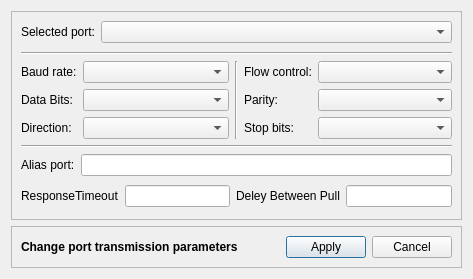
The window that port.ui (fastudio4/models) describes before a commit, drawn with Qt 5.
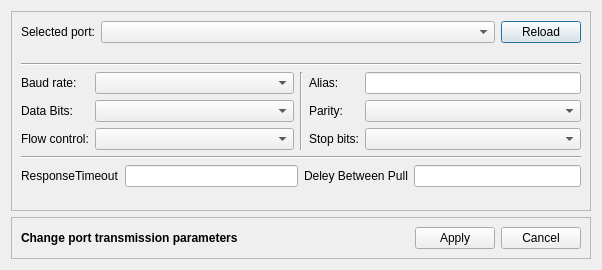
The same window after the commit.

Commit message: Add data remote

Diff of the .ui file:
```diff
--- a/port.ui
+++ b/port.ui
@@ -6,8 +6,8 @@
    <rect>
     <x>0</x>
     <y>0</y>
-    <width>473</width>
-    <height>279</height>
+    <width>602</width>
+    <height>270</height>
    </rect>
   </property>
   <property name="windowTitle">
@@ -39,7 +39,31 @@
          </widget>
         </item>
         <item row="0" column="1">
-         <widget class="QComboBox" name="cbxPort"/>
+         <layout class="QHBoxLayout" name="horizontalLayout_4">
+          <item>
+           <widget class="QComboBox" name="cbxPort">
+            <property name="sizePolicy">
+             <sizepolicy hsizetype="Minimum" vsizetype="Fixed">
+              <horstretch>0</horstretch>
+              <verstretch>0</verstretch>
+             </sizepolicy>
+            </property>
+           </widget>
+          </item>
+          <item>
+           <widget class="QPushButton" name="btnScanPort">
+            <property name="sizePolicy">
+             <sizepolicy hsizetype="Fixed" vsizetype="Fixed">
+              <horstretch>0</horstretch>
+              <verstretch>0</verstretch>
+             </sizepolicy>
+            </property>
+            <property name="text">
+             <string>Reload</string>
+            </property>
+           </widget>
+          </item>
+         </layout>
         </item>
        </layout>
       </item>
@@ -53,7 +77,7 @@
       <item>
        <layout class="QHBoxLayout" name="horizontalLayout_2">
         <item>
-         <layout class="QFormLayout" name="formLayout">
+         <layout class="QFormLayout" name="formLayout_2">
           <item row="0" column="0">
            <widget class="QLabel" name="lblBaudRate">
             <property name="text">
@@ -63,6 +87,12 @@
           </item>
           <item row="0" column="1">
            <widget class="QComboBox" name="cbxBaudRate">
+            <property name="sizePolicy">
+             <sizepolicy hsizetype="Minimum" vsizetype="Fixed">
+              <horstretch>0</horstretch>
+              <verstretch>0</verstretch>
+             </sizepolicy>
+            </property>
             <property name="currentIndex">
              <number>-1</number>
             </property>
@@ -76,17 +106,31 @@
            </widget>
           </item>
           <item row="1" column="1">
-           <widget class="QComboBox" name="cbxDataBits"/>
+           <widget class="QComboBox" name="cbxDataBits">
+            <property name="sizePolicy">
+             <sizepolicy hsizetype="Minimum" vsizetype="Fixed">
+              <horstretch>0</horstretch>
+              <verstretch>0</verstretch>
+             </sizepolicy>
+            </property>
+           </widget>
           </item>
           <item row="2" column="0">
-           <widget class="QLabel" name="lblDirection">
+           <widget class="QLabel" name="lblFlowControl">
             <property name="text">
-             <string>Direction:</string>
+             <string>Flow control:</string>
             </property>
            </widget>
           </item>
           <item row="2" column="1">
-           <widget class="QComboBox" name="cbxDirection"/>
+           <widget class="QComboBox" name="cbxFlowControl">
+            <property name="sizePolicy">
+             <sizepolicy hsizetype="Minimum" vsizetype="Fixed">
+              <horstretch>0</horstretch>
+              <verstretch>0</verstretch>
+             </sizepolicy>
+            </property>
+           </widget>
           </item>
          </layout>
         </item>
@@ -98,16 +142,23 @@
          </widget>
         </item>
         <item>
-         <layout class="QFormLayout" name="formLayout_2">
+         <layout class="QFormLayout" name="formLayout">
           <item row="0" column="0">
-           <widget class="QLabel" name="lblFlowControl">
+           <widget class="QLabel" name="lblPortAlias">
             <property name="text">
-             <string>Flow control:</string>
+             <string>Alias:</string>
             </property>
            </widget>
           </item>
           <item row="0" column="1">
-           <widget class="QComboBox" name="cbxFlowControl"/>
+           <widget class="QLineEdit" name="edtPortAlias">
+            <property name="sizePolicy">
+             <sizepolicy hsizetype="Minimum" vsizetype="Fixed">
+              <horstretch>0</horstretch>
+              <verstretch>0</verstretch>
+             </sizepolicy>
+            </property>
+           </widget>
           </item>
           <item row="1" column="0">
            <widget class="QLabel" name="lblParity">
@@ -117,7 +168,14 @@
            </widget>
           </item>
           <item row="1" column="1">
-           <widget class="QComboBox" name="cbxParity"/>
+           <widget class="QComboBox" name="cbxParity">
+            <property name="sizePolicy">
+             <sizepolicy hsizetype="Minimum" vsizetype="Fixed">
+              <horstretch>0</horstretch>
+              <verstretch>0</verstretch>
+             </sizepolicy>
+            </property>
+           </widget>
           </item>
           <item row="2" column="0">
            <widget class="QLabel" name="lblStopBits">
@@ -127,7 +185,14 @@
            </widget>
           </item>
           <item row="2" column="1">
-           <widget class="QComboBox" name="cbxStopBits"/>
+           <widget class="QComboBox" name="cbxStopBits">
+            <property name="sizePolicy">
+             <sizepolicy hsizetype="Minimum" vsizetype="Fixed">
+              <horstretch>0</horstretch>
+              <verstretch>0</verstretch>
+             </sizepolicy>
+            </property>
+           </widget>
           </item>
          </layout>
         </item>
@@ -140,20 +205,6 @@
         </property>
        </widget>
       </item>
-      <item>
-       <layout class="QFormLayout" name="formLayout_3">
-        <item row="0" column="0">
-         <widget class="QLabel" name="lblPortAlias">
-          <property name="text">
-           <string>Alias port:</string>
-          </property>
-         </widget>
-        </item>
-        <item row="0" column="1">
-         <widget class="QLineEdit" name="edtPortAlias"/>
-        </item>
-       </layout>
-      </item>
       <item>
        <layout class="QHBoxLayout" name="horizontalLayout_3">
         <item>
```
The commit also changes 7 other files.
